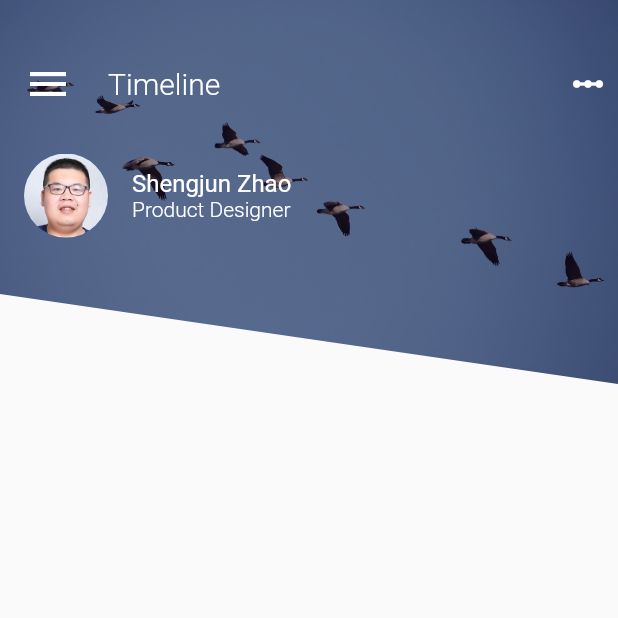
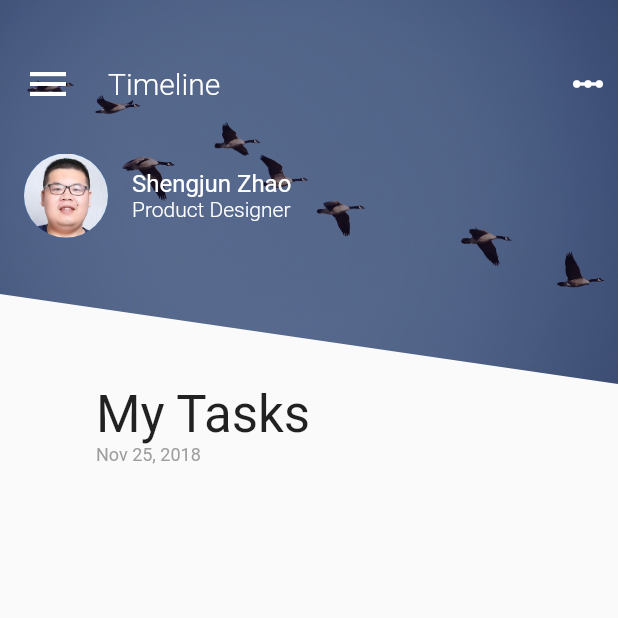
Before and after one commit to zhaoshengjun/flutter_list_ui, a Flutter app: the screen it shows after launch, on a phone screen of 412 x 824 dp, the top half of it. Run offline on Flutter 3.47's test engine with Material 2 defaults, Android fonts, the phone set to English and light mode, and no system bars.

Commit message:
task list header

```diff
--- a/lib/main.dart
+++ b/lib/main.dart
@@ -121,6 +121,39 @@ class _MyHomePageState extends State<MyHomePage> {
     );
   }
 
+  Widget _buildBottomPart() {
+    return new Padding(
+      padding: new EdgeInsets.only(top: _imageHeight),
+      child: new Column(
+        crossAxisAlignment: CrossAxisAlignment.start,
+        children: <Widget>[_buildMyTasksHeader(), _buildTasksList()],
+      ),
+    );
+  }
+
+  Widget _buildTasksList() {
+    return new Container();
+  }
+
+  Widget _buildMyTasksHeader() {
+    return new Padding(
+      padding: new EdgeInsets.only(left: 64.0),
+      child: new Column(
+        crossAxisAlignment: CrossAxisAlignment.start,
+        children: <Widget>[
+          new Text(
+            'My Tasks',
+            style: new TextStyle(fontSize: 34.0),
+          ),
+          new Text(
+            'Nov 25, 2018',
+            style: new TextStyle(fontSize: 12.0, color: Colors.grey),
+          )
+        ],
+      ),
+    );
+  }
+
   @override
   Widget build(BuildContext context) {
     return new Scaffold(
@@ -128,7 +161,8 @@ class _MyHomePageState extends State<MyHomePage> {
         children: <Widget>[
           _buildImage(),
           _buildTopHeader(),
-          _buildProfileRow()
+          _buildProfileRow(),
+          _buildBottomPart()
         ],
       ),
     );
```
